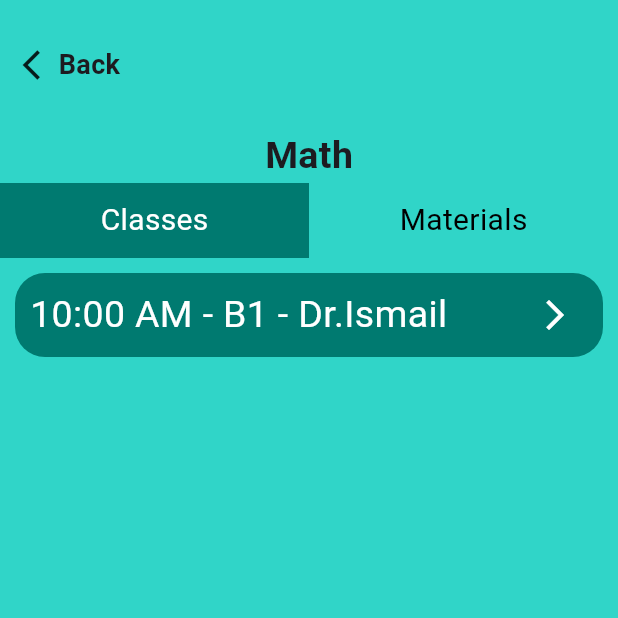
After one commit to ahmed-nussair/tuition, a Flutter app: the EnrolledCourses screen opened directly, after a tap on "Math", on a phone screen of 412 x 824 dp, the top half of it. The commit adds this screen. Run offline on Flutter 3.47's test engine with Material 3 defaults, Android fonts, the phone set to English and light mode, and no system bars; our stand-ins replace cloud_firestore, firebase_core; accounts and stored records are empty.

Commit message:
First Commit

```diff
--- a/lib/main.dart
+++ b/lib/main.dart
@@ -1,7 +1,16 @@
+import 'package:cloud_firestore/cloud_firestore.dart';
+import 'package:firebase_core/firebase_core.dart';
 import 'package:flutter/material.dart';
 import 'package:tuition/start.dart';
 
-void main() {
+import 'firebase_options.dart';
+
+void main() async {
+  WidgetsFlutterBinding.ensureInitialized();
+  await Firebase.initializeApp(options: DefaultFirebaseOptions.currentPlatform);
+  FirebaseFirestore.instance.settings = const Settings(
+    persistenceEnabled: true,
+  );
   runApp(const MyApp());
 }
 
--- /dev/null
+++ b/lib/student_screens/enrolled_course_details.dart
@@ -0,0 +1,145 @@
+import 'package:flutter/material.dart';
+import 'package:tuition/student_screens/enrolled_course_details_widgets/classes_widget.dart';
+import 'package:tuition/student_screens/enrolled_course_details_widgets/materials_widget.dart';
+
+class EnrolledCourseDetails extends StatefulWidget {
+  final String courseName;
+
+  const EnrolledCourseDetails({
+    super.key,
+    required this.courseName,
+  });
+
+  @override
+  State<EnrolledCourseDetails> createState() => _EnrolledCourseDetailsState();
+}
+
+class _EnrolledCourseDetailsState extends State<EnrolledCourseDetails> {
+  final int classes = 1;
+  final int materials = 2;
+
+  late int currentState;
+
+  @override
+  void initState() {
+    currentState = 1;
+    super.initState();
+  }
+
+  @override
+  Widget build(BuildContext context) {
+    return Scaffold(
+      backgroundColor: const Color(0xff30D5C8),
+      body: Column(
+        children: [
+          const SizedBox(
+            height: 30,
+          ),
+          GestureDetector(
+            onTap: () {
+              Navigator.of(context).pop();
+            },
+            child: Container(
+              alignment: Alignment.centerLeft,
+              padding: const EdgeInsets.only(left: 15),
+              child: const Row(
+                children: [
+                  Icon(Icons.arrow_back_ios),
+                  Text(
+                    'Back',
+                    style: TextStyle(
+                      fontSize: 18,
+                      fontWeight: FontWeight.bold,
+                    ),
+                  ),
+                ],
+              ),
+            ),
+          ),
+          const SizedBox(
+            height: 30,
+          ),
+          Text(
+            widget.courseName,
+            style: const TextStyle(
+              fontSize: 25,
+              fontWeight: FontWeight.bold,
+            ),
+          ),
+          Row(
+            children: [
+              // Classes Button
+              Flexible(
+                flex: 1,
+                child: GestureDetector(
+                  onTap: () {
+                    setState(() {
+                      currentState =
+                          currentState != classes ? classes : classes;
+                    });
+                  },
+                  child: Container(
+                    height: 50,
+                    alignment: Alignment.center,
+                    color: currentState == classes
+                        ? const Color(0xff007A70)
+                        : const Color(0xff30D5C8),
+                    child: Text(
+                      'Classes',
+                      style: TextStyle(
+                        color: currentState == classes
+                            ? Colors.white
+                            : Colors.black,
+                        fontSize: 20,
+                      ),
+                    ),
+                  ),
+                ),
+              ),
+
+              // Materals Button
+              Flexible(
+                flex: 1,
+                child: GestureDetector(
+                  onTap: () {
+                    setState(() {
+                      currentState =
+                          currentState != materials ? materials : materials;
+                    });
+                  },
+                  child: Container(
+                    height: 50,
+                    alignment: Alignment.center,
+                    color: currentState == materials
+                        ? const Color(0xff007A70)
+                        : const Color(0xff30D5C8),
+                    child: Text(
+                      'Materials',
+                      style: TextStyle(
+                        color: currentState == materials
+                            ? Colors.white
+                            : Colors.black,
+                        fontSize: 20,
+                      ),
+                    ),
+                  ),
+                ),
+              ),
+            ],
+          ),
+          Expanded(
+            child: currentState == classes
+                ? ClassesWidget(
+                    courseName: widget.courseName,
+                  )
+                : currentState == materials
+                    ? MaterialsWidget(
+                        courseName: widget.courseName,
+                      )
+                    : Container(),
+          ),
+        ],
+      ),
+    );
+  }
+}
--- /dev/null
+++ b/lib/student_screens/enrolled_course_details_widgets/classes_widget.dart
@@ -0,0 +1,73 @@
+import 'package:flutter/material.dart';
+
+class ClassesWidget extends StatelessWidget {
+  final String courseName;
+
+  const ClassesWidget({
+    super.key,
+    required this.courseName,
+  });
+
+  @override
+  Widget build(BuildContext context) {
+    return ListView(
+      children: List.generate(mathClasses.length, (index) {
+        return GestureDetector(
+          onTap: () {
+
+          },
+          child: Stack(
+            children: [
+              Container(
+                alignment: Alignment.centerLeft,
+                padding: const EdgeInsets.all(10),
+                margin: const EdgeInsets.all(10),
+                decoration: BoxDecoration(
+                  borderRadius: BorderRadius.circular(20),
+                  color: const Color(0xff007A70),
+                ),
+                child: Text(
+                  mathClasses[index],
+                  style: const TextStyle(
+                    fontSize: 25,
+                    color: Colors.white,
+                  ),
+                ),
+              ),
+              const Positioned(
+                top: 0.0,
+                bottom: 0.0,
+                right: 30,
+                child: Icon(
+                  Icons.arrow_forward_ios,
+                  color: Colors.white,
+                ),
+              ),
+            ],
+          ),
+        );
+      }),
+    );
+  }
+}
+
+List<String> mathClasses = [
+  '10:00 AM - B1 - Dr.Ismail',
+];
+
+List<String> physicsClass = [
+  '11:00 AM - C2 - Dr.Yesmeen',
+];
+
+List<String> roboticsClasses = [
+  '10:00 AM - A1 - Dr.Yaser',
+  '04:00 PM - C3 - Dr.Mohamed',
+];
+
+List<String> aiClasses = [
+  '11:00 AM - B1 - Dr.Ghada',
+];
+
+List<String> ictClasses = [
+  '10:00 AM - B1 - Dr.Mark',
+];
--- /dev/null
+++ b/lib/student_screens/enrolled_course_details_widgets/materials_widget.dart
@@ -0,0 +1,40 @@
+import 'package:flutter/material.dart';
+
+class MaterialsWidget extends StatelessWidget {
+  final String courseName;
+
+  const MaterialsWidget({
+    super.key,
+    required this.courseName,
+  });
+
+  @override
+  Widget build(BuildContext context) {
+    return ListView(
+      children: List.generate(mathMaterials.length, (index) {
+        return GestureDetector(
+          onTap: () {
+
+          },
+          child: Padding(
+            padding: const EdgeInsets.all(10),
+            child: Text(
+              mathMaterials[index],
+              style: const TextStyle(
+                fontSize: 25,
+                color: Colors.blue,
+                decoration: TextDecoration.underline,
+              ),
+            ),
+          ),
+        );
+      }),
+    );
+  }
+}
+
+List<String> mathMaterials = [
+  'Mathematics Material',
+  'Math Booklet',
+  'Math Guide',
+];
--- a/lib/student_screens/enrolled_courses.dart
+++ b/lib/student_screens/enrolled_courses.dart
@@ -1,6 +1,6 @@
-
 import 'package:flutter/material.dart';
 import 'package:flutter/services.dart';
+import 'package:tuition/student_screens/enrolled_course_details.dart';
 
 class EnrolledCourses extends StatelessWidget {
   const EnrolledCourses({super.key});
@@ -12,7 +12,7 @@ class EnrolledCourses extends StatelessWidget {
       body: Column(
         children: [
           const SizedBox(
-            height: 30,
+            height: 50,
           ),
           GestureDetector(
             onTap: () {
@@ -94,7 +94,15 @@ class EnrolledCourses extends StatelessWidget {
           Expanded(
             child: ListView(
               children: List.generate(courses.length, (index) {
-                return Container(
+                return GestureDetector(
+                  onTap: () {
+                    Navigator.of(context).push(MaterialPageRoute(
+                        builder: (context) =>
+                            EnrolledCourseDetails(courseName: courses[index])));
+                  },
+                  child: Stack(
+                    children: [
+                      Container(
                         alignment: Alignment.centerLeft,
                         padding: const EdgeInsets.all(10),
                         margin: const EdgeInsets.all(10),
@@ -102,11 +110,24 @@ class EnrolledCourses extends StatelessWidget {
                           borderRadius: BorderRadius.circular(20),
                           color: const Color(0xff007A70),
                         ),
-                  child: Text(courses[index],
+                        child: Text(
+                          courses[index],
                           style: const TextStyle(
                             fontSize: 25,
                             color: Colors.white,
                           ),
+                        ),
+                      ),
+                      const Positioned(
+                        top: 0.0,
+                        bottom: 0.0,
+                        right: 30,
+                        child: Icon(
+                          Icons.arrow_forward_ios,
+                          color: Colors.white,
+                        ),
+                      ),
+                    ],
                   ),
                 );
               }),
--- a/pubspec.yaml
+++ b/pubspec.yaml
@@ -35,6 +35,8 @@ dependencies:
   # The following adds the Cupertino Icons font to your application.
   # Use with the CupertinoIcons class for iOS style icons.
   cupertino_icons: ^1.0.8
+  firebase_core: ^3.8.1
+  cloud_firestore: ^5.5.1
 
 dev_dependencies:
   flutter_test:
```
Also changed, not shown: lib/firebase_options.dart (added), pubspec.lock, 3 other files. Lines whose indentation alone changed are shown as unchanged.
